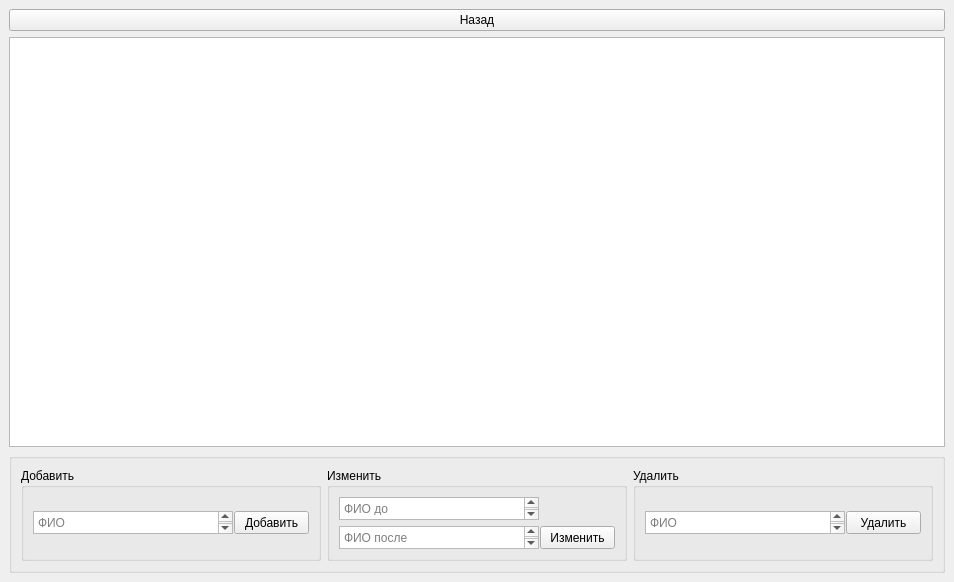
Before: the Qt Designer form UI/TryDB_window.ui in fLUM1NUS/App_for_learning_PyQt, drawn with Qt 5.
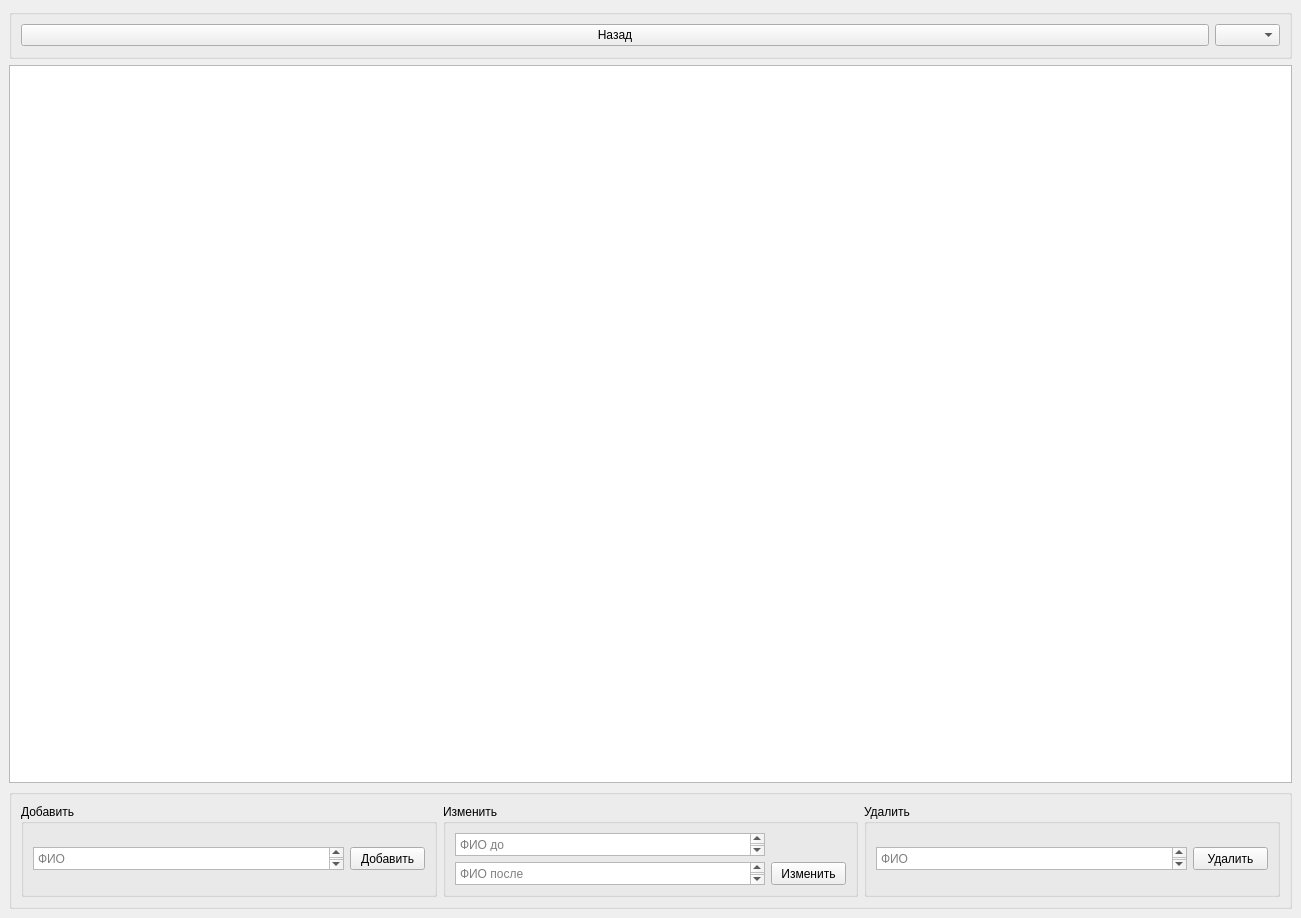
After: the same form once the commit is applied.

Diff of the .ui file:
```diff
--- a/UI/TryDB_window.ui
+++ b/UI/TryDB_window.ui
@@ -6,8 +6,8 @@
    <rect>
     <x>0</x>
     <y>0</y>
-    <width>950</width>
-    <height>582</height>
+    <width>1301</width>
+    <height>918</height>
    </rect>
   </property>
   <property name="windowTitle">
@@ -16,10 +16,59 @@
   <widget class="QWidget" name="centralwidget">
    <layout class="QVBoxLayout" name="verticalLayout">
     <item>
-     <widget class="QPushButton" name="backBtn">
-      <property name="text">
-       <string>Назад</string>
+     <widget class="QGroupBox" name="groupBox">
+      <property name="minimumSize">
+       <size>
+        <width>0</width>
+        <height>50</height>
+       </size>
       </property>
+      <property name="maximumSize">
+       <size>
+        <width>16777215</width>
+        <height>50</height>
+       </size>
+      </property>
+      <property name="title">
+       <string/>
+      </property>
+      <layout class="QHBoxLayout" name="horizontalLayout_3">
+       <item>
+        <widget class="QPushButton" name="backBtn">
+         <property name="sizePolicy">
+          <sizepolicy hsizetype="Minimum" vsizetype="Fixed">
+           <horstretch>0</horstretch>
+           <verstretch>0</verstretch>
+          </sizepolicy>
+         </property>
+         <property name="text">
+          <string>Назад</string>
+         </property>
+        </widget>
+       </item>
+       <item>
+        <widget class="QComboBox" name="chooseDB">
+         <property name="sizePolicy">
+          <sizepolicy hsizetype="Preferred" vsizetype="Fixed">
+           <horstretch>0</horstretch>
+           <verstretch>0</verstretch>
+          </sizepolicy>
+         </property>
+         <property name="maximumSize">
+          <size>
+           <width>65</width>
+           <height>16777215</height>
+          </size>
+         </property>
+         <property name="editable">
+          <bool>false</bool>
+         </property>
+         <property name="currentText">
+          <string/>
+         </property>
+        </widget>
+       </item>
+      </layout>
      </widget>
     </item>
     <item>
```
